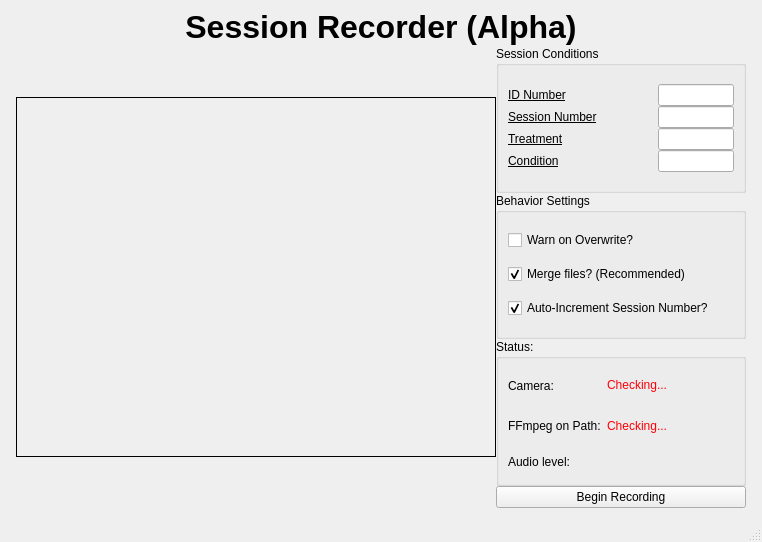
The window that avrecorder.ui (miyamot0/SessionRecorder) describes before a commit, drawn with Qt 5.
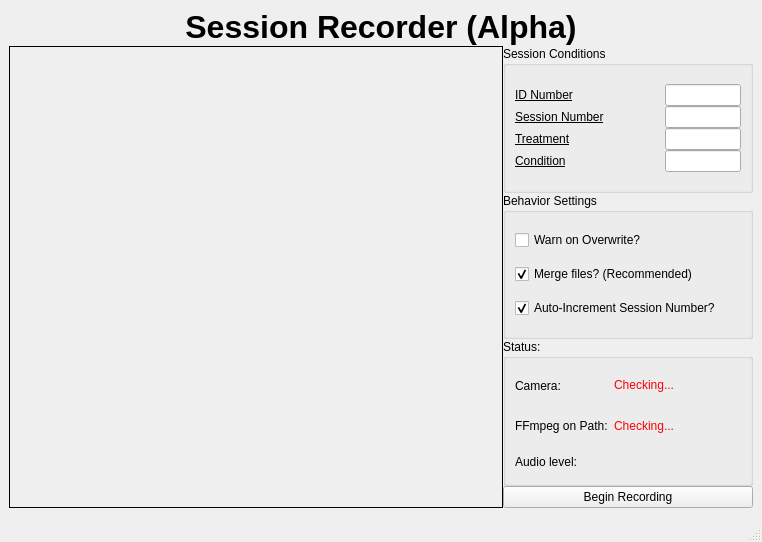
The same window after the commit.

Patch:
```diff
--- a/avrecorder.ui
+++ b/avrecorder.ui
@@ -92,8 +92,8 @@
             </property>
             <property name="maximumSize">
              <size>
-              <width>480</width>
-              <height>360</height>
+              <width>16777215</width>
+              <height>16777215</height>
              </size>
             </property>
             <property name="autoFillBackground">
```
